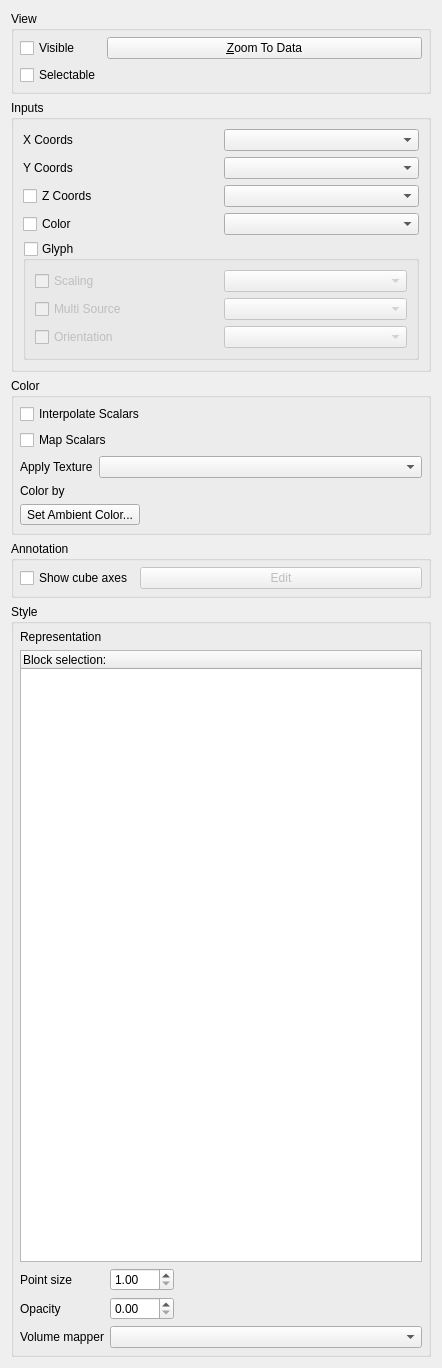
wildmichael/ParaView3-enhancements-old, file Qt/Components/Resources/UI/pqScatterPlotDisplayPanel.ui: the form before one commit.
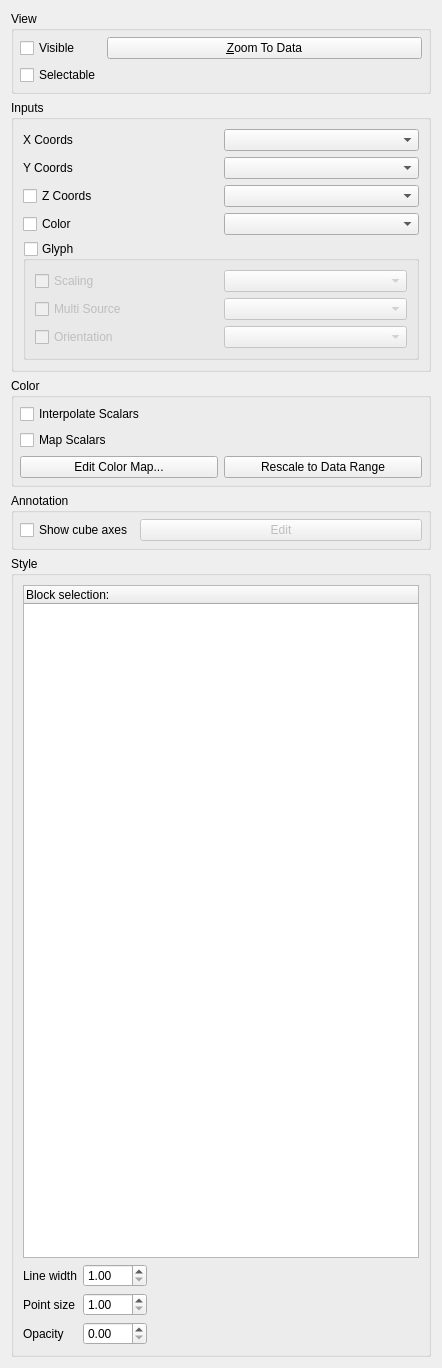
The form after the commit. The open tabs and pages were chosen to show the change. Custom widgets are drawn as their Qt base class.

The edit to the form file:
```diff
--- a/Qt/Components/Resources/UI/pqScatterPlotDisplayPanel.ui
+++ b/Qt/Components/Resources/UI/pqScatterPlotDisplayPanel.ui
@@ -180,159 +180,6 @@
       <property name="spacing">
        <number>6</number>
       </property>
-      <item row="4" column="0" colspan="2">
-       <widget class="QStackedWidget" name="ColorButtonStack">
-        <property name="sizePolicy">
-         <sizepolicy hsizetype="MinimumExpanding" vsizetype="Fixed">
-          <horstretch>0</horstretch>
-          <verstretch>0</verstretch>
-         </sizepolicy>
-        </property>
-        <property name="currentIndex">
-         <number>0</number>
-        </property>
-        <widget class="QWidget" name="ColorMapPage">
-         <property name="sizePolicy">
-          <sizepolicy hsizetype="MinimumExpanding" vsizetype="Fixed">
-           <horstretch>0</horstretch>
-           <verstretch>0</verstretch>
-          </sizepolicy>
-         </property>
-         <layout class="QHBoxLayout">
-          <property name="spacing">
-           <number>6</number>
-          </property>
-          <property name="margin">
-           <number>0</number>
-          </property>
-          <item>
-           <spacer>
-            <property name="orientation">
-             <enum>Qt::Horizontal</enum>
-            </property>
-            <property name="sizeHint" stdset="0">
-             <size>
-              <width>0</width>
-              <height>20</height>
-             </size>
-            </property>
-           </spacer>
-          </item>
-          <item>
-           <widget class="QPushButton" name="EditColorMapButton">
-            <property name="text">
-             <string>Edit Color Map...</string>
-            </property>
-           </widget>
-          </item>
-          <item>
-           <widget class="QPushButton" name="RescaleButton">
-            <property name="text">
-             <string>Rescale to Data Range</string>
-            </property>
-           </widget>
-          </item>
-         </layout>
-        </widget>
-        <widget class="QWidget" name="SolidColorPage">
-         <property name="sizePolicy">
-          <sizepolicy hsizetype="MinimumExpanding" vsizetype="Fixed">
-           <horstretch>0</horstretch>
-           <verstretch>0</verstretch>
-          </sizepolicy>
-         </property>
-         <layout class="QGridLayout">
-          <property name="margin">
-           <number>0</number>
-          </property>
-          <property name="spacing">
-           <number>6</number>
-          </property>
-          <item row="0" column="0">
-           <widget class="pqStandardColorButton" name="ColorActorColor">
-            <property name="enabled">
-             <bool>true</bool>
-            </property>
-            <property name="toolTip">
-             <string>&lt;html&gt;&lt;head&gt;&lt;meta name=&quot;qrichtext&quot; content=&quot;1&quot; /&gt;&lt;/head&gt;&lt;body style=&quot; white-space: pre-wrap; font-family:Sans Serif; font-size:9pt; font-weight:400; font-style:normal; text-decoration:none;&quot;&gt;&lt;p style=&quot; margin-top:0px; margin-bottom:0px; margin-left:0px; margin-right:0px; -qt-block-indent:0; text-indent:0px;&quot;&gt;Edit the constant color for the geometry.&lt;/p&gt;&lt;/body&gt;&lt;/html&gt;</string>
-            </property>
-            <property name="text">
-             <string>Set Solid Color...</string>
-            </property>
-           </widget>
-          </item>
-          <item row="0" column="1">
-           <spacer>
-            <property name="orientation">
-             <enum>Qt::Horizontal</enum>
-            </property>
-            <property name="sizeHint" stdset="0">
-             <size>
-              <width>40</width>
-              <height>20</height>
-             </size>
-            </property>
-           </spacer>
-          </item>
-         </layout>
-        </widget>
-        <widget class="QWidget" name="AmbientColorPage">
-         <property name="sizePolicy">
-          <sizepolicy hsizetype="MinimumExpanding" vsizetype="Fixed">
-           <horstretch>0</horstretch>
-           <verstretch>0</verstretch>
-          </sizepolicy>
-         </property>
-         <layout class="QGridLayout">
-          <property name="margin">
-           <number>0</number>
-          </property>
-          <property name="spacing">
-           <number>6</number>
-          </property>
-          <item row="0" column="0">
-           <widget class="pqStandardColorButton" name="AmbientColor">
-            <property name="enabled">
-             <bool>true</bool>
-            </property>
-            <property name="toolTip">
-             <string>&lt;html&gt;&lt;head&gt;&lt;meta name=&quot;qrichtext&quot; content=&quot;1&quot; /&gt;&lt;/head&gt;&lt;body style=&quot; white-space: pre-wrap; font-family:Sans Serif; font-size:9pt; font-weight:400; font-style:normal; text-decoration:none;&quot;&gt;&lt;p style=&quot; margin-top:0px; margin-bottom:0px; margin-left:0px; margin-right:0px; -qt-block-indent:0; text-indent:0px;&quot;&gt;Edit the constant color for the geometry.&lt;/p&gt;&lt;/body&gt;&lt;/html&gt;</string>
-            </property>
-            <property name="text">
-             <string>Set Ambient Color...</string>
-            </property>
-           </widget>
-          </item>
-          <item row="0" column="1">
-           <spacer>
-            <property name="orientation">
-             <enum>Qt::Horizontal</enum>
-            </property>
-            <property name="sizeHint" stdset="0">
-             <size>
-              <width>40</width>
-              <height>20</height>
-             </size>
-            </property>
-           </spacer>
-          </item>
-         </layout>
-        </widget>
-       </widget>
-      </item>
-      <item row="1" column="0" colspan="2">
-       <widget class="QCheckBox" name="ColorMapScalars">
-        <property name="enabled">
-         <bool>true</bool>
-        </property>
-        <property name="toolTip">
-         <string>&lt;html&gt;&lt;head&gt;&lt;meta name=&quot;qrichtext&quot; content=&quot;1&quot; /&gt;&lt;/head&gt;&lt;body style=&quot; white-space: pre-wrap; font-family:Sans Serif; font-size:9pt; font-weight:400; font-style:normal; text-decoration:none;&quot;&gt;&lt;p style=&quot; margin-top:0px; margin-bottom:0px; margin-left:0px; margin-right:0px; -qt-block-indent:0; text-indent:0px;&quot;&gt;Map scalars through lookup table before applying color.&lt;/p&gt;&lt;/body&gt;&lt;/html&gt;</string>
-        </property>
-        <property name="text">
-         <string>Map Scalars</string>
-        </property>
-       </widget>
-      </item>
       <item row="0" column="0" colspan="2">
        <widget class="QCheckBox" name="ColorInterpolateScalars">
         <property name="enabled">
@@ -346,8 +193,22 @@
         </property>
        </widget>
       </item>
+      <item row="3" column="0">
+       <widget class="QPushButton" name="EditColorMapButton">
+        <property name="text">
+         <string>Edit Color Map...</string>
+        </property>
+       </widget>
+      </item>
       <item row="3" column="1">
-       <widget class="pqDisplayColorWidget" name="ColorBy" native="true">
+       <widget class="QPushButton" name="RescaleButton">
+        <property name="text">
+         <string>Rescale to Data Range</string>
+        </property>
+       </widget>
+      </item>
+      <item row="1" column="0">
+       <widget class="QCheckBox" name="ColorMapScalars">
         <property name="enabled">
          <bool>true</bool>
         </property>
@@ -360,37 +221,11 @@
         <property name="toolTip">
          <string>&lt;html&gt;&lt;head&gt;&lt;meta name=&quot;qrichtext&quot; content=&quot;1&quot; /&gt;&lt;/head&gt;&lt;body style=&quot; white-space: pre-wrap; font-family:Sans Serif; font-size:9pt; font-weight:400; font-style:normal; text-decoration:none;&quot;&gt;&lt;p style=&quot; margin-top:0px; margin-bottom:0px; margin-left:0px; margin-right:0px; -qt-block-indent:0; text-indent:0px;&quot;&gt;Select method for coloring dataset geometry.&lt;/p&gt;&lt;/body&gt;&lt;/html&gt;</string>
         </property>
-       </widget>
-      </item>
-      <item row="3" column="0">
-       <widget class="QLabel" name="label">
-        <property name="sizePolicy">
-         <sizepolicy hsizetype="Fixed" vsizetype="Preferred">
-          <horstretch>0</horstretch>
-          <verstretch>0</verstretch>
-         </sizepolicy>
-        </property>
         <property name="text">
-         <string>Color by</string>
+         <string>Map Scalars</string>
         </property>
        </widget>
       </item>
-      <item row="2" column="0">
-       <widget class="QLabel" name="TextureLabel">
-        <property name="sizePolicy">
-         <sizepolicy hsizetype="Fixed" vsizetype="Preferred">
-          <horstretch>0</horstretch>
-          <verstretch>0</verstretch>
-         </sizepolicy>
-        </property>
-        <property name="text">
-         <string>Apply Texture</string>
-        </property>
-       </widget>
-      </item>
-      <item row="2" column="1">
-       <widget class="pqTextureComboBox" name="Texture"/>
-      </item>
      </layout>
     </widget>
    </item>
@@ -452,37 +287,8 @@
      <property name="title">
       <string>Style</string>
      </property>
-     <layout class="QGridLayout">
-      <property name="margin">
-       <number>6</number>
-      </property>
-      <property name="spacing">
-       <number>6</number>
-      </property>
-      <item row="0" column="0">
-       <widget class="QLabel" name="label_2">
-        <property name="text">
-         <string>Representation</string>
-        </property>
-        <property name="alignment">
-         <set>Qt::AlignLeading|Qt::AlignLeft|Qt::AlignVCenter</set>
-        </property>
-       </widget>
-      </item>
-      <item row="0" column="1" colspan="2">
-       <widget class="pqDisplayRepresentationWidget" name="StyleRepresentation" native="true">
-        <property name="sizePolicy">
-         <sizepolicy hsizetype="Minimum" vsizetype="Fixed">
-          <horstretch>0</horstretch>
-          <verstretch>0</verstretch>
-         </sizepolicy>
-        </property>
-        <property name="toolTip">
-         <string>&lt;html&gt;&lt;head&gt;&lt;meta name=&quot;qrichtext&quot; content=&quot;1&quot; /&gt;&lt;/head&gt;&lt;body style=&quot; white-space: pre-wrap; font-family:Sans Serif; font-size:9pt; font-weight:400; font-style:normal; text-decoration:none;&quot;&gt;&lt;p style=&quot; margin-top:0px; margin-bottom:0px; margin-left:0px; margin-right:0px; -qt-block-indent:0; text-indent:0px;&quot;&gt;Choose what geometry should be used to represent the dataset.&lt;/p&gt;&lt;/body&gt;&lt;/html&gt;</string>
-        </property>
-       </widget>
-      </item>
-      <item row="1" column="0" colspan="3">
+     <layout class="QGridLayout" name="gridLayout_3">
+      <item row="0" column="0" colspan="3">
        <widget class="QTreeWidget" name="compositeTree">
         <column>
          <property name="text">
@@ -491,6 +297,39 @@
         </column>
        </widget>
       </item>
+      <item row="1" column="0">
+       <widget class="QLabel" name="label_5">
+        <property name="text">
+         <string>Line width</string>
+        </property>
+       </widget>
+      </item>
+      <item row="1" column="1">
+       <widget class="QDoubleSpinBox" name="StyleLineWidth">
+        <property name="toolTip">
+         <string>&lt;html&gt;&lt;head&gt;&lt;meta name=&quot;qrichtext&quot; content=&quot;1&quot; /&gt;&lt;/head&gt;&lt;body style=&quot; white-space: pre-wrap; font-family:Sans Serif; font-size:9pt; font-weight:400; font-style:normal; text-decoration:none;&quot;&gt;&lt;p style=&quot; margin-top:0px; margin-bottom:0px; margin-left:0px; margin-right:0px; -qt-block-indent:0; text-indent:0px;&quot;&gt;If your dataset containes lines/edges, this scale adjusts the width of the rendered lines.&lt;/p&gt;&lt;/body&gt;&lt;/html&gt;</string>
+        </property>
+        <property name="minimum">
+         <double>1.000000000000000</double>
+        </property>
+        <property name="maximum">
+         <double>100.000000000000000</double>
+        </property>
+       </widget>
+      </item>
+      <item row="1" column="2">
+       <spacer name="spacer">
+        <property name="orientation">
+         <enum>Qt::Horizontal</enum>
+        </property>
+        <property name="sizeHint" stdset="0">
+         <size>
+          <width>253</width>
+          <height>20</height>
+         </size>
+        </property>
+       </spacer>
+      </item>
       <item row="2" column="0">
        <widget class="QLabel" name="label_4">
         <property name="text">
@@ -559,47 +398,11 @@
         </property>
        </spacer>
       </item>
-      <item row="4" column="0">
-       <widget class="QLabel" name="label_19">
-        <property name="text">
-         <string>Volume mapper</string>
-        </property>
-       </widget>
-      </item>
-      <item row="4" column="1" colspan="2">
-       <widget class="QComboBox" name="SelectedMapperIndex">
-        <property name="toolTip">
-         <string>&lt;html&gt;&lt;head&gt;&lt;meta name=&quot;qrichtext&quot; content=&quot;1&quot; /&gt;&lt;/head&gt;&lt;body style=&quot; white-space: pre-wrap; font-family:Sans Serif; font-size:9pt; font-weight:400; font-style:normal; text-decoration:none;&quot;&gt;&lt;p style=&quot; margin-top:0px; margin-bottom:0px; margin-left:0px; margin-right:0px; -qt-block-indent:0; text-indent:0px;&quot;&gt;Choose the mapper to use for volume rendering.&lt;/p&gt;&lt;/body&gt;&lt;/html&gt;</string>
-        </property>
-       </widget>
-      </item>
      </layout>
     </widget>
    </item>
   </layout>
  </widget>
- <customwidgets>
-  <customwidget>
-   <class>pqDisplayColorWidget</class>
-   <extends>QWidget</extends>
-   <header>pqDisplayColorWidget.h</header>
-  </customwidget>
-  <customwidget>
-   <class>pqTextureComboBox</class>
-   <extends>QComboBox</extends>
-   <header>pqTextureComboBox.h</header>
-  </customwidget>
-  <customwidget>
-   <class>pqStandardColorButton</class>
-   <extends>QToolButton</extends>
-   <header>pqStandardColorButton.h</header>
-  </customwidget>
-  <customwidget>
-   <class>pqDisplayRepresentationWidget</class>
-   <extends>QWidget</extends>
-   <header>pqDisplayRepresentationWidget.h</header>
-  </customwidget>
- </customwidgets>
  <tabstops>
   <tabstop>ViewData</tabstop>
   <tabstop>ViewZoomToData</tabstop>
```
Left out of the diff: 17 changed lines with no effect on the pictures.
